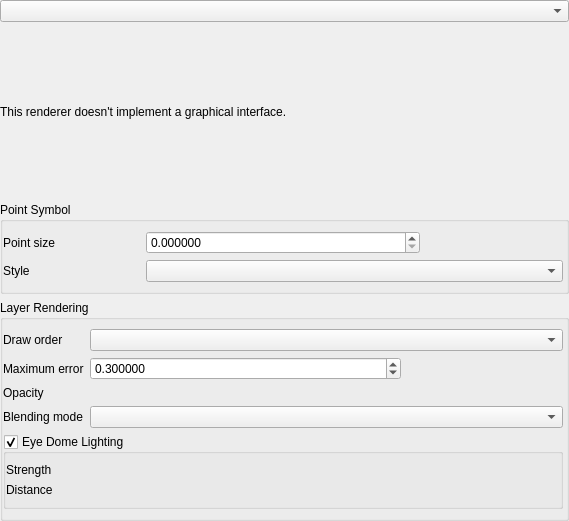
First picture: the form in src/ui/pointcloud/qgspointcloudrendererpropsdialogbase.ui, repository qgis/QGIS, before the edit.
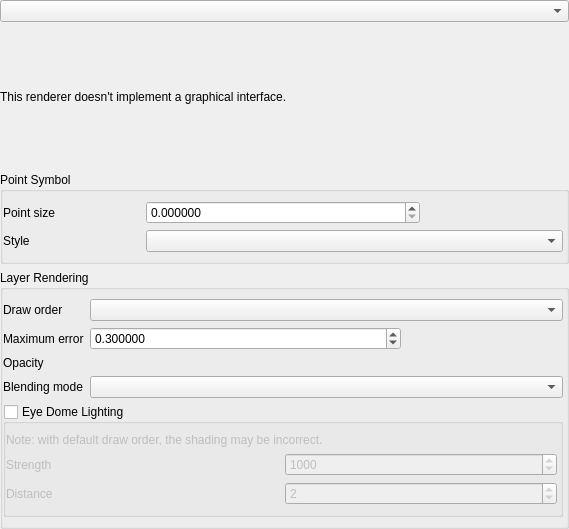
Second picture: the form after the edit. Custom widgets are drawn as their Qt base class.

Commit message: Add a warning to EDL when draw order is default

What changed in the file:
```diff
--- a/src/ui/pointcloud/qgspointcloudrendererpropsdialogbase.ui
+++ b/src/ui/pointcloud/qgspointcloudrendererpropsdialogbase.ui
@@ -7,7 +7,7 @@
     <x>0</x>
     <y>0</y>
     <width>569</width>
-    <height>521</height>
+    <height>529</height>
    </rect>
   </property>
   <property name="windowTitle">
@@ -251,6 +251,9 @@
               <property name="checkable">
                <bool>true</bool>
               </property>
+              <property name="checked">
+               <bool>false</bool>
+              </property>
               <layout class="QGridLayout" name="gridLayout_3">
                <property name="leftMargin">
                 <number>0</number>
@@ -258,23 +261,33 @@
                <property name="rightMargin">
                 <number>3</number>
                </property>
-               <item row="0" column="0">
+               <item row="0" column="0" colspan="2">
+                <widget class="QLabel" name="mEdlWarningLabel">
+                 <property name="text">
+                  <string>Note: with default draw order, the shading may be incorrect.</string>
+                 </property>
+                 <property name="wordWrap">
+                  <bool>true</bool>
+                 </property>
+                </widget>
+               </item>
+               <item row="1" column="0">
                 <widget class="QLabel" name="label_3">
                  <property name="text">
                   <string>Strength</string>
                  </property>
                 </widget>
                </item>
-               <item row="1" column="0">
+               <item row="3" column="0">
                 <widget class="QLabel" name="label_4">
                  <property name="text">
                   <string>Distance</string>
                  </property>
                 </widget>
                </item>
-               <item row="0" column="1">
-                <widget class="QgsSpinBox" name="mEdlStrength" native="true">
-                 <property name="minimum" stdset="0">
+               <item row="1" column="1">
+                <widget class="QgsSpinBox" name="mEdlStrength">
+                 <property name="minimum">
                   <number>1</number>
                  </property>
                  <property name="maximum" stdset="0">
@@ -283,23 +296,20 @@
                  <property name="singleStep" stdset="0">
                   <number>100</number>
                  </property>
-                 <property name="value" stdset="0">
-                  <number>1000</number>
-                 </property>
-                 <property name="clearValue" stdset="0">
+                 <property name="value">
                   <number>1000</number>
                  </property>
                 </widget>
                </item>
-               <item row="1" column="1">
-                <widget class="QgsSpinBox" name="mEdlDistance" native="true">
-                 <property name="minimum" stdset="0">
+               <item row="3" column="1">
+                <widget class="QgsSpinBox" name="mEdlDistance">
+                 <property name="minimum">
                   <number>1</number>
                  </property>
                  <property name="maximum" stdset="0">
                   <number>10</number>
                  </property>
-                 <property name="clearValue" stdset="0">
+                 <property name="value">
                   <number>2</number>
                  </property>
                 </widget>
@@ -356,7 +366,7 @@
   </customwidget>
   <customwidget>
    <class>QgsSpinBox</class>
-   <extends>QWidget</extends>
+   <extends>QSpinBox</extends>
    <header>qgsspinbox.h</header>
   </customwidget>
  </customwidgets>
```
Left out of the diff: 10 changed lines with no effect on the pictures. The commit also changes 2 other files.
